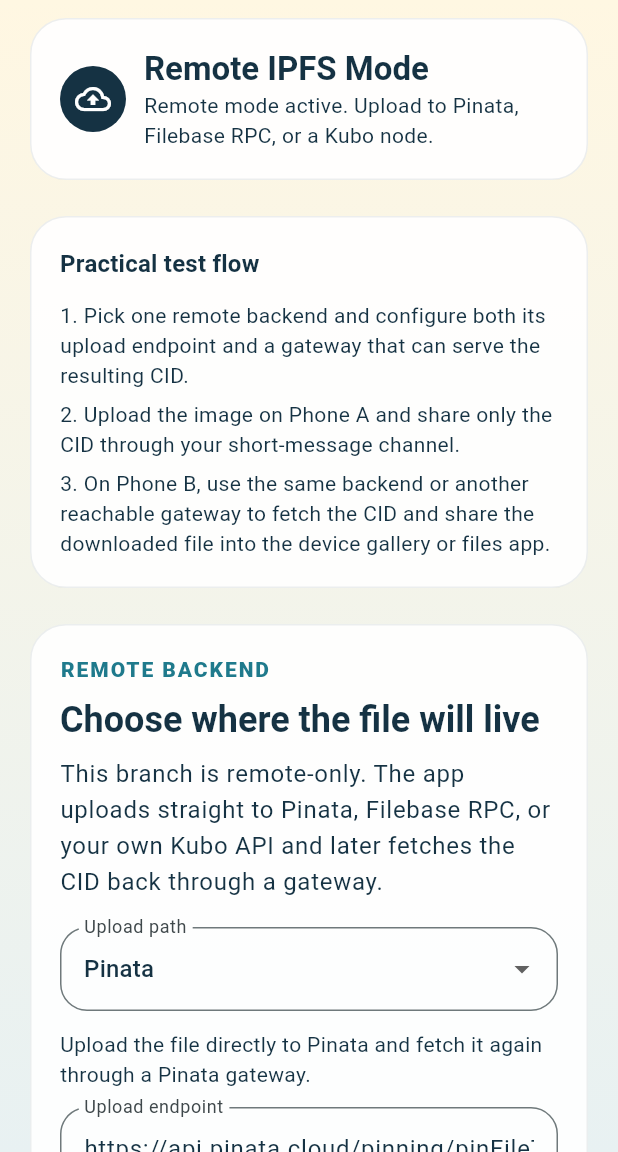
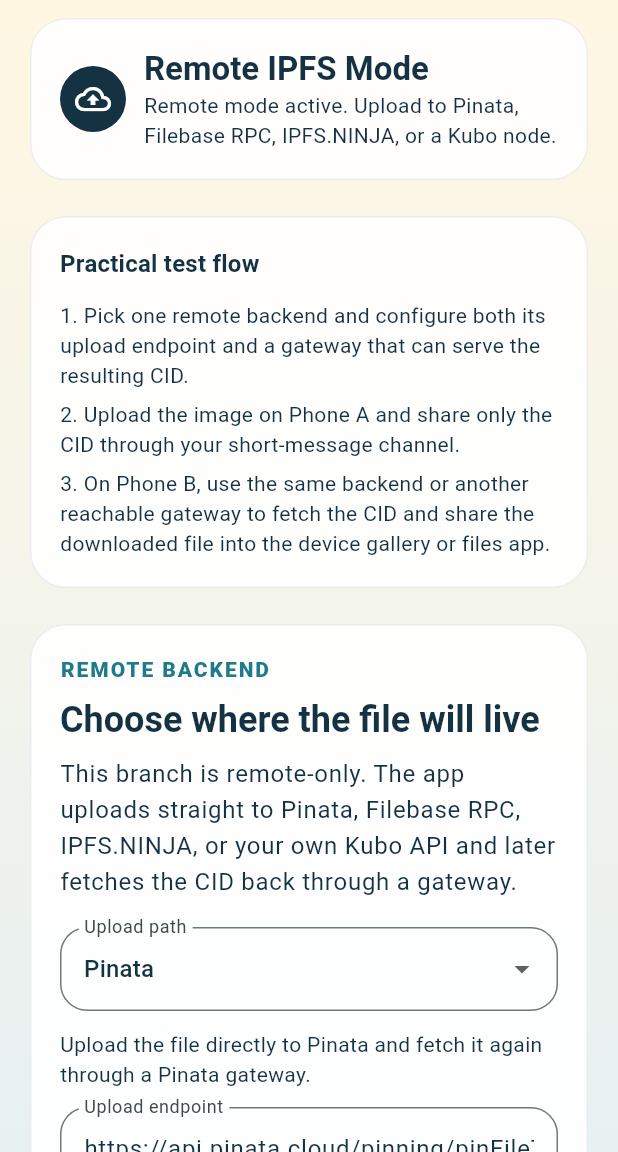
Before and after one commit to ericszimmermann/IPFS-Photo-relay, a Flutter app: the screen it shows after launch, on a phone screen of 412 x 824 dp, the part 84-1236 px from its top. Run offline on Flutter 3.47's test engine with Material 3 defaults, Android fonts, the phone set to English and light mode, and no system bars; our stand-ins replace file_picker, share_plus, shared_preferences.

Commit message:
Add ipfs.ninja provider

```diff
--- a/lib/src/app.dart
+++ b/lib/src/app.dart
@@ -102,7 +102,7 @@
   bool _isDownloading = false;
 
   String _statusMessage =
-      'Remote mode active. Upload to Pinata, Filebase RPC, or a Kubo node.';
+      'Remote mode active. Upload to Pinata, Filebase RPC, IPFS.NINJA, or a Kubo node.';
   String? _errorMessage;
 
   @override
@@ -447,6 +447,8 @@
         return 'Pinata JWT';
       case RemoteUploadTarget.filebase:
         return 'Filebase API token';
+      case RemoteUploadTarget.ipfsNinja:
+        return 'IPFS.NINJA API key';
       case RemoteUploadTarget.kubo:
         return 'Bearer token (optional)';
     }
@@ -458,6 +460,8 @@
         return 'Upload the file directly to Pinata and fetch it again through a Pinata gateway.';
       case RemoteUploadTarget.filebase:
         return 'Upload through Filebase\'s Kubo-compatible RPC API and retrieve through the Filebase IPFS gateway.';
+      case RemoteUploadTarget.ipfsNinja:
+        return 'Upload through IPFS.NINJA\'s REST API and retrieve through its public IPFS gateway.';
       case RemoteUploadTarget.kubo:
         return 'Upload to your own Kubo API and fetch from your chosen gateway, including a VPN-exposed node.';
     }
@@ -502,7 +506,7 @@
                         eyebrow: 'Remote Backend',
                         title: 'Choose where the file will live',
                         description:
-                            'This branch is remote-only. The app uploads straight to Pinata, Filebase RPC, or your own Kubo API and later fetches the CID back through a gateway.',
+                            'This branch is remote-only. The app uploads straight to Pinata, Filebase RPC, IPFS.NINJA, or your own Kubo API and later fetches the CID back through a gateway.',
                         child: Column(
                           crossAxisAlignment: CrossAxisAlignment.stretch,
                           children: [
@@ -573,7 +577,7 @@
                       ),
                       const SizedBox(height: 16),
                       _SectionCard(
-                        eyebrow: 'Phone A',
+                        eyebrow: 'Send',
                         title: 'Upload the image and share the CID',
                         description:
                             'Publishing uploads the file to the configured remote backend and returns the shareable CID. This is the path to use when you do not want the app to run a local IPFS node.',
@@ -673,7 +677,7 @@
                       ),
                       const SizedBox(height: 16),
                       _SectionCard(
-                        eyebrow: 'Phone B',
+                        eyebrow: 'Receive',
                         title: 'Fetch the image through a gateway',
                         description:
                             'Paste the CID, point the app at a gateway that can serve it, and the downloaded file can be shared into Photos or Files.',
```
Also changed, not shown: lib/src/ipfs/remote_upload_client.dart (+59 -0 lines), 2 other files.
